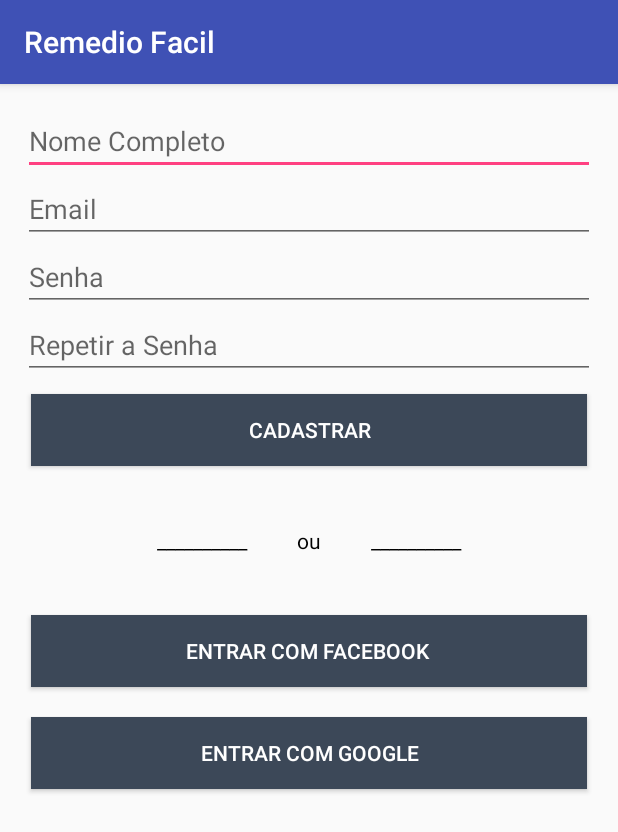
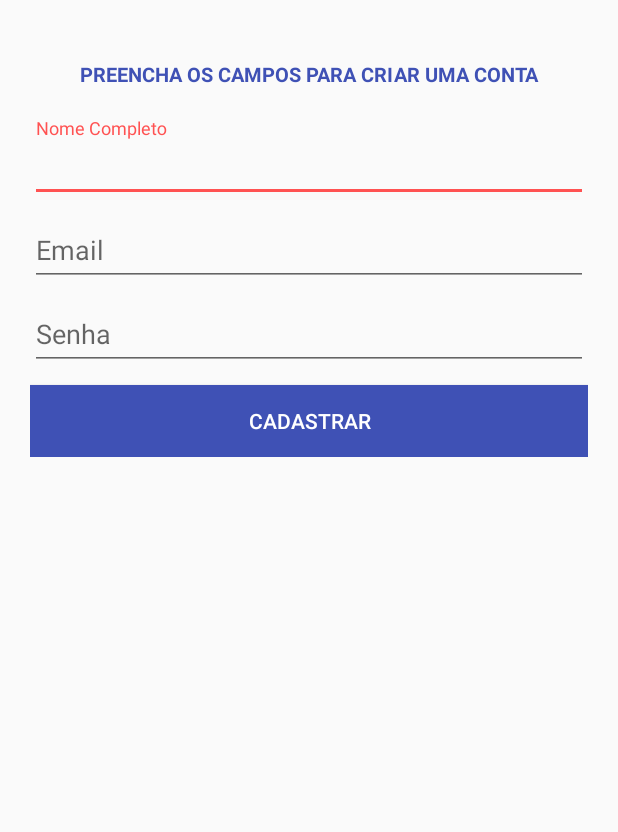
Before and after one commit to tomrobson/RemedioFacil, an Android app: the Cadastrar_Activity screen opened directly, with no data from a screen before it, on a phone screen of 412 x 824 dp. Shown: the top 832 px of the screen. Run offline under Robolectric (Android 15) with nearby library versions, the light colour scheme and no system bars.

Commit message:
Refatorando Tela de Cadastro

```diff
--- a/app/src/main/AndroidManifest.xml
+++ b/app/src/main/AndroidManifest.xml
@@ -18,7 +18,9 @@
                 <category android:name="android.intent.category.LAUNCHER" />
             </intent-filter>
         </activity>
-        <activity android:name=".Cadastrar_Activity"></activity>
+        <activity
+            android:name=".Cadastrar_Activity"
+            android:theme="@style/AppTheme.NoActionBar"></activity>
     </application>
 
 </manifest>
--- a/app/src/main/res/layout/activity_cadastrar.xml
+++ b/app/src/main/res/layout/activity_cadastrar.xml
@@ -1,101 +1,79 @@
 <?xml version="1.0" encoding="utf-8"?>
-<LinearLayout
-    xmlns:android="http://schemas.android.com/apk/res/android"
+<ScrollView xmlns:android="http://schemas.android.com/apk/res/android"
     xmlns:app="http://schemas.android.com/apk/res-auto"
     xmlns:tools="http://schemas.android.com/tools"
-    android:orientation="vertical"
+    android:layout_width="match_parent"
+    android:layout_height="match_parent">
+
+    <LinearLayout
+        android:layout_marginTop="40dp"
         android:layout_width="match_parent"
         android:layout_height="match_parent"
+        android:orientation="vertical"
+        android:paddingLeft="20dp"
+        android:paddingRight="20dp"
         tools:context="br.iesb.remediofacil.Cadastrar_Activity">
 
-    <FrameLayout
+        <TextView
             android:layout_width="match_parent"
             android:layout_height="wrap_content"
-        android:layout_margin="15dp">
-
-        <LinearLayout
+            android:text="Preencha os campos para criar uma conta"
+            android:textColor="@color/colorPrimary"
+            android:textStyle="bold"
+            android:textAllCaps="true"
+            android:textAlignment="center"
+            android:layout_marginBottom="20dp"
+            android:textSize="13sp"
+        />
+        <android.support.design.widget.TextInputLayout
             android:layout_width="match_parent"
-            android:layout_height="match_parent"
-            android:orientation="vertical">
+            android:layout_height="wrap_content">
 
             <EditText
-                android:id="@+id/editText3"
+                android:id="@+id/cadastrar_nome"
                 android:layout_width="match_parent"
                 android:layout_height="wrap_content"
-                android:ems="10"
                 android:hint="Nome Completo"
                 android:inputType="textPersonName" />
+        </android.support.design.widget.TextInputLayout>
+
+        <android.support.design.widget.TextInputLayout
+            android:layout_width="match_parent"
+            android:layout_height="wrap_content">
 
             <EditText
-                android:id="@+id/editText4"
+                android:id="@+id/cadastrar_email"
                 android:layout_width="match_parent"
                 android:layout_height="wrap_content"
-                android:ems="10"
                 android:hint="Email"
                 android:inputType="textEmailAddress" />
+        </android.support.design.widget.TextInputLayout>
+
+        <android.support.design.widget.TextInputLayout
+            android:layout_width="match_parent"
+            android:layout_height="wrap_content">
 
             <EditText
-                android:id="@+id/editText5"
+                android:id="@+id/cadastrar_senha"
                 android:layout_width="match_parent"
                 android:layout_height="wrap_content"
-                android:ems="10"
                 android:hint="Senha"
-                android:inputType="textPassword"
-                android:password="false" />
+                android:inputType="textPassword" />
+        </android.support.design.widget.TextInputLayout>
 
-            <EditText
-                android:id="@+id/editText6"
-                android:layout_width="match_parent"
-                android:layout_height="wrap_content"
-                android:ems="10"
-                android:hint="Repetir a Senha"
-                android:inputType="textPassword" />
 
         <Button
             android:id="@+id/buttonCadastrar"
             android:layout_width="match_parent"
             android:layout_height="wrap_content"
-                android:layout_marginBottom="10dp"
-                android:layout_marginEnd="5dp"
-                android:layout_marginStart="5dp"
             android:layout_marginTop="10dp"
-                android:background="#3c4858"
+            android:background="@color/colorPrimary"
             android:text="Cadastrar"
-                android:textColor="#fff" />
+            android:textColor="@color/white" />
 
-            <TextView
-                android:id="@+id/textView12"
-                android:layout_width="match_parent"
-                android:layout_height="wrap_content"
-                android:layout_margin="30dp"
-                android:text="__________          ou          __________"
-                android:textAlignment="center"
-                android:textColor="#000" />
 
-            <Button
-                android:id="@+id/button9"
-                android:layout_width="match_parent"
-                android:layout_height="wrap_content"
-                android:layout_marginBottom="10dp"
-                android:layout_marginEnd="5dp"
-                android:layout_marginStart="5dp"
-                android:layout_marginTop="10dp"
-                android:background="#3c4858"
-                android:text="Entrar com Facebook "
-                android:textColor="#fff" />
 
-            <Button
-                android:id="@+id/button10"
-                android:layout_width="match_parent"
-                android:layout_height="wrap_content"
-                android:layout_marginBottom="10dp"
-                android:layout_marginEnd="5dp"
-                android:layout_marginStart="5dp"
-                android:layout_marginTop="10dp"
-                android:background="#3c4858"
-                android:text="Entrar com Google"
-                android:textColor="#fff" />
-        </LinearLayout>
-    </FrameLayout>
+
 
     </LinearLayout>
+</ScrollView>
--- a/app/src/main/res/values/colors.xml
+++ b/app/src/main/res/values/colors.xml
@@ -2,5 +2,27 @@
 <resources>
     <color name="colorPrimary">#3F51B5</color>
     <color name="colorPrimaryDark">#303F9F</color>
-    <color name="colorAccent">#FF4081</color>
+    <color name="colorAccent">#FF5252</color>
+    <color name="primary_light">#C5CAE9</color>
+    <color name="white">#FFF</color>
+    <color name="primary_text">#212121</color>
+    <color name="secondary_text">#757575</color>
+    <color name="icons">#FFFFFF</color>
+    <color name="divider">#BDBDBD</color>
 </resources>
+
+<!--
+
+<?xml version="1.0" encoding="utf-8"?>
+<resources>
+<color name="primary">#3F51B5</color>
+<color name="primary_dark">#303F9F</color>
+<color name="primary_light">#C5CAE9</color>
+<color name="accent">#FF5252</color>
+<color name="primary_text">#212121</color>
+<color name="secondary_text">#757575</color>
+<color name="icons">#FFFFFF</color>
+<color name="divider">#BDBDBD</color>
+</resources>
+
+-->
--- a/app/src/main/res/values/styles.xml
+++ b/app/src/main/res/values/styles.xml
@@ -8,4 +8,14 @@
         <item name="colorAccent">@color/colorAccent</item>
     </style>
 
+    <style name="AppTheme.NoActionBar" parent="Theme.AppCompat.Light.DarkActionBar">
+        <item name="windowActionBar">false</item>
+        <item name="windowNoTitle">true</item>
+        <item name="android:windowFullscreen">true</item>
+        <item name="colorPrimary">@color/colorPrimary</item>
+        <item name="colorPrimaryDark">@color/colorPrimaryDark</item>
+        <item name="colorAccent">@color/colorAccent</item>
+    </style>
+
+
 </resources>
```
Lines whose indentation alone changed are shown as unchanged.
